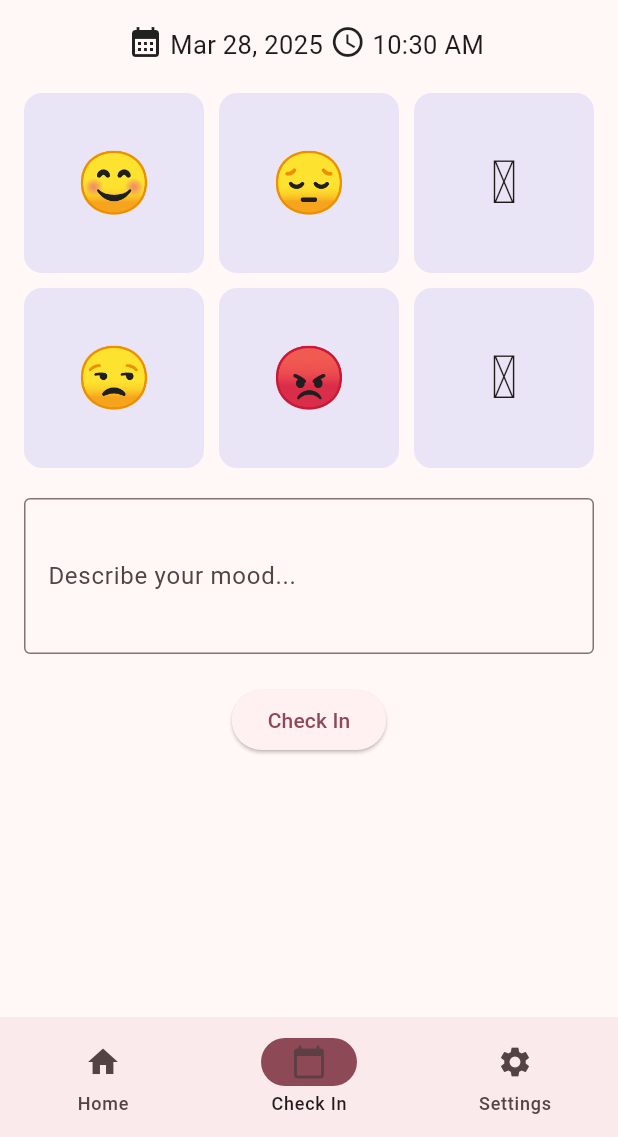
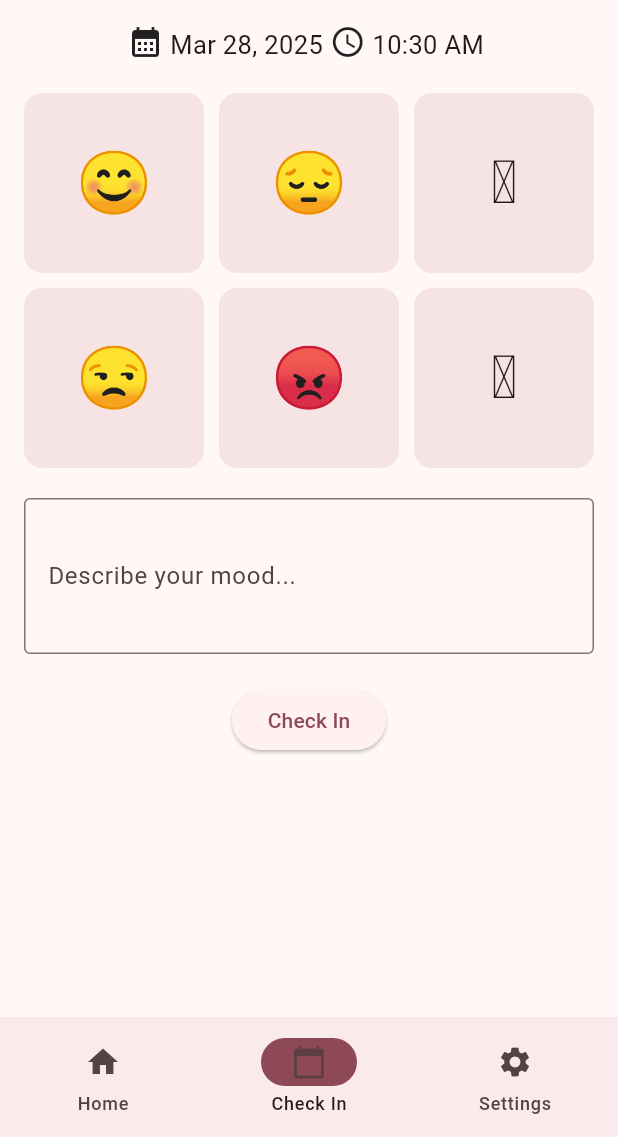
Before and after one commit to luna-mm/vibe_check, a Flutter app: the screen it shows after launch, item 2 of the bottom bar chosen, on a phone screen of 412 x 824 dp, the part 99-1236 px from its top. Run offline on Flutter 3.47's test engine with Material 3 defaults, Android fonts, the phone set to English and light mode, and no system bars; our stand-ins replace awesome_notifications, google_fonts, sqflite; accounts and stored records are empty; Roboto replaces fonts that are missing (Delius).

Commit message:
update emoji container color

```diff
--- a/lib/main.dart
+++ b/lib/main.dart
@@ -366,8 +366,8 @@ class _CheckInPageState extends State<CheckInPage> {
                           decoration: BoxDecoration(
                             color:
                                 selectedEmoji == emojis[index]
-                                    ? const Color.fromARGB(255, 198, 180, 246)
-                                    : const Color.fromARGB(255, 233, 228, 246),
+                                    ? const Color.fromARGB(255, 246, 180, 180)
+                                    : const Color.fromARGB(255, 246, 228, 228),
                             borderRadius: BorderRadius.circular(12),
                           ),
                           child: Text(
```
